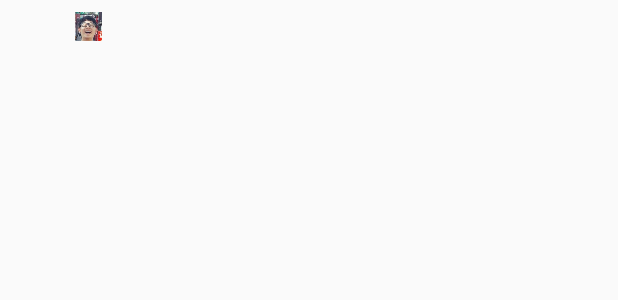
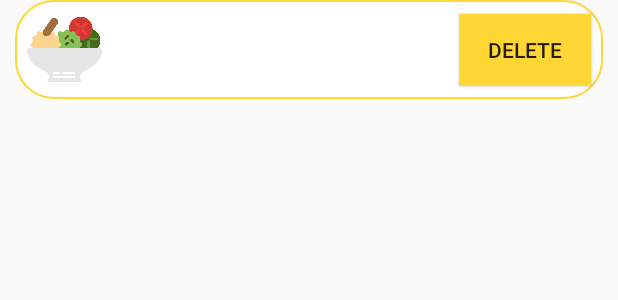
Before and after one commit to gomyk/FoodReviewApp, an Android app: the layout row_item.xml on its own in the app's theme, with its tools: preview values and no code run, on a phone screen of 412 x 824 dp. Shown: the top 300 px of the screen. Run offline under Robolectric (Android 15) with nearby library versions, the light colour scheme and no system bars.

Commit message:
Change recyclerview items when click marker or add review [2019/05/26]

```diff
--- a/app/src/main/java/com/example/toyproject/WriteReviewActivity.java
+++ b/app/src/main/java/com/example/toyproject/WriteReviewActivity.java
@@ -96,6 +96,7 @@ public class WriteReviewActivity extends AppCompatActivity {
         item.setLongitude(getIntent().getExtras().getDouble("longitude"));
         item.setLatitude(getIntent().getExtras().getDouble("latitude"));
         itemDAO.insert(item);
+        setResult(CommonContracts.SUCCESS);
         finish();
     }
 
--- a/app/src/main/java/com/example/toyproject/utils/CommonContracts.java
+++ b/app/src/main/java/com/example/toyproject/utils/CommonContracts.java
@@ -5,4 +5,5 @@ public class CommonContracts {
     public static final int LOGIN_SUCCESS = 1001;
     public static final int REVIEW_WRITE_ACTIVITY = 1002;
     public static final int REVIEW_IMAGE_SELECT = 1003;
+    public static final int SUCCESS = 1004;
 }
--- a/app/src/main/res/layout/row_item.xml
+++ b/app/src/main/res/layout/row_item.xml
@@ -6,28 +6,75 @@
     android:layout_height="wrap_content"
     android:layout_marginLeft="10dp"
     android:layout_marginRight="10dp"
+    android:background="@drawable/border"
     android:gravity="center_vertical">
 
 
     <ImageView
         android:id="@+id/row_imageView"
-        android:layout_width="wrap_content"
-        android:layout_height="0dp"
+        android:layout_width="50dp"
+        android:layout_height="50dp"
+        android:layout_marginStart="8dp"
         android:layout_marginTop="8dp"
-        android:layout_marginEnd="20dp"
         android:layout_marginBottom="8dp"
-        android:src="@drawable/kimdonghyun_face"
+        android:layout_marginRight="12dp"
+        android:src="@drawable/salad"
         app:layout_constraintBottom_toBottomOf="parent"
-        app:layout_constraintEnd_toStartOf="@+id/row_textView"
+        app:layout_constraintStart_toStartOf="parent"
         app:layout_constraintTop_toTopOf="parent" />
 
     <TextView
-        android:id="@+id/row_textView"
+        android:id="@+id/row_text_title"
+        android:layout_width="wrap_content"
+        android:layout_height="wrap_content"
+        android:layout_marginStart="8dp"
+        android:layout_marginTop="8dp"
+        android:layout_marginEnd="12dp"
+        app:layout_constraintHorizontal_weight="7"
+        android:textSize="12dp"
+        android:textStyle="bold"
+        app:layout_constraintEnd_toStartOf="@+id/row_text_rating"
+        app:layout_constraintStart_toEndOf="@+id/row_imageView"
+        app:layout_constraintTop_toTopOf="parent"
+        app:layout_constraintHorizontal_chainStyle="packed"/>
+
+    <TextView
+        android:id="@+id/row_text_rating"
         android:layout_width="wrap_content"
         android:layout_height="wrap_content"
         android:layout_marginTop="8dp"
+        android:textSize="12dp"
+        app:layout_constraintHorizontal_weight="3"
+        app:layout_constraintTop_toTopOf="parent"
+        app:layout_constraintStart_toEndOf ="@id/row_text_title"
+        app:layout_constraintEnd_toStartOf ="@id/row_delete_button"
+        app:layout_constraintHorizontal_chainStyle="spread_inside"/>
+
+    <TextView
+        android:id="@+id/row_text_comment"
+        android:layout_width="wrap_content"
+        android:layout_height="wrap_content"
+        android:layout_marginStart="8dp"
+        android:layout_marginTop="8dp"
+        android:layout_marginEnd="8dp"
         android:layout_marginBottom="8dp"
+        android:textSize ="8dp"
+        android:gravity="center_horizontal"
         app:layout_constraintBottom_toBottomOf="parent"
+        app:layout_constraintEnd_toStartOf="@+id/row_delete_button"
         app:layout_constraintStart_toEndOf="@+id/row_imageView"
+        app:layout_constraintTop_toBottomOf="@+id/row_text_title" />
+
+    <Button
+        android:id="@+id/row_delete_button"
+        android:layout_width="wrap_content"
+        android:layout_height="wrap_content"
+        android:background="@color/colorPrimaryDark"
+        android:layout_marginTop="8dp"
+        android:layout_marginEnd="8dp"
+        android:layout_marginBottom="8dp"
+        android:text="Delete"
+        app:layout_constraintBottom_toBottomOf="parent"
+        app:layout_constraintEnd_toEndOf="parent"
         app:layout_constraintTop_toTopOf="parent" />
 </android.support.constraint.ConstraintLayout>
```
Also changed, not shown: app/src/main/java/com/example/toyproject/MainActivity.java (+15 -4 lines), app/src/main/java/com/example/toyproject/RecyclerView/CustomRecyclerView.java (+10 -12 lines), app/src/main/java/com/example/toyproject/RecyclerView/CustomRecyclerViewAdapter.java (+50 -11 lines).
